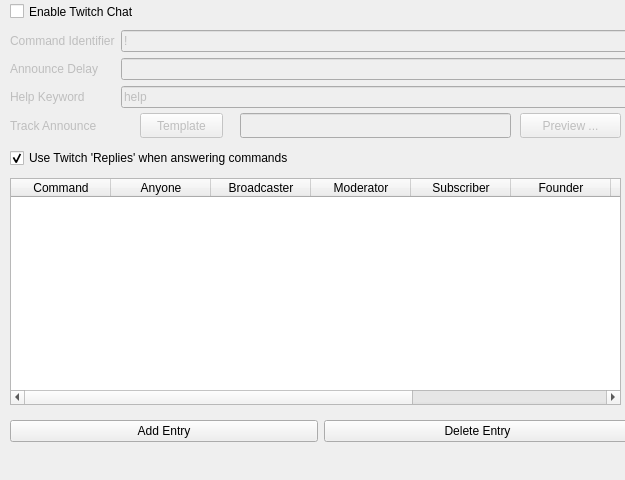
Old version of the form nowplaying/resources/ui/twitchchat.ui in the repository whatsnowplaying/whats-now-playing.
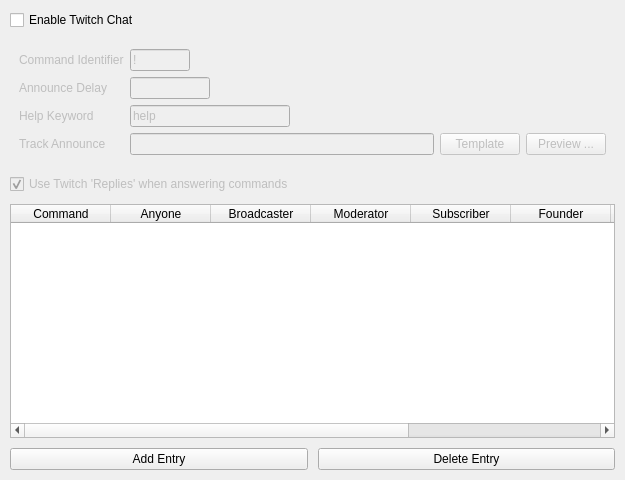
New version of the form.

```diff
--- a/nowplaying/resources/ui/twitchchat.ui
+++ b/nowplaying/resources/ui/twitchchat.ui
@@ -16,18 +16,25 @@
   <property name="displayName" stdset="0">
    <string>Twitch Chat</string>
   </property>
-  <widget class="QWidget" name="formLayoutWidget">
-   <property name="geometry">
-    <rect>
-     <x>10</x>
-     <y>30</y>
-     <width>624</width>
-     <height>101</height>
-    </rect>
+  <layout class="QVBoxLayout" name="main_layout">
+   <property name="margin">
+    <number>10</number>
    </property>
+   <property name="spacing">
+    <number>10</number>
+   </property>
+   <item>
+    <widget class="QCheckBox" name="enable_checkbox">
+     <property name="text">
+      <string>Enable Twitch Chat</string>
+     </property>
+    </widget>
+   </item>
+   <item>
+    <widget class="QWidget" name="formLayoutWidget" native="true">
    <layout class="QFormLayout" name="settings_layout">
     <property name="fieldGrowthPolicy">
-     <enum>QFormLayout::ExpandingFieldsGrow</enum>
+       <enum>QFormLayout::AllNonFixedFieldsGrow</enum>
     </property>
     <item row="0" column="0">
      <widget class="QLabel" name="commandchar_label">
@@ -40,14 +47,16 @@
      </widget>
     </item>
     <item row="0" column="1">
+       <layout class="QHBoxLayout">
+        <item>
      <widget class="QLineEdit" name="commandchar_lineedit">
       <property name="enabled">
        <bool>false</bool>
       </property>
-      <property name="minimumSize">
+          <property name="maximumSize">
        <size>
-        <width>496</width>
-        <height>0</height>
+            <width>60</width>
+            <height>16777215</height>
        </size>
       </property>
       <property name="text">
@@ -58,6 +67,21 @@
       </property>
      </widget>
     </item>
+        <item>
+         <spacer>
+          <property name="orientation">
+           <enum>Qt::Horizontal</enum>
+          </property>
+          <property name="sizeHint" stdset="0">
+           <size>
+            <width>40</width>
+            <height>20</height>
+           </size>
+          </property>
+         </spacer>
+        </item>
+       </layout>
+      </item>
     <item row="1" column="0">
      <widget class="QLabel" name="announce_delay_label">
       <property name="enabled">
@@ -69,17 +93,34 @@
      </widget>
     </item>
     <item row="1" column="1">
+       <layout class="QHBoxLayout">
+        <item>
      <widget class="QLineEdit" name="announce_delay_lineedit">
       <property name="enabled">
        <bool>false</bool>
       </property>
-      <property name="minimumSize">
+          <property name="maximumSize">
        <size>
-        <width>496</width>
-        <height>0</height>
+            <width>80</width>
+            <height>16777215</height>
        </size>
       </property>
      </widget>
+        </item>
+        <item>
+         <spacer>
+          <property name="orientation">
+           <enum>Qt::Horizontal</enum>
+          </property>
+          <property name="sizeHint" stdset="0">
+           <size>
+            <width>40</width>
+            <height>20</height>
+           </size>
+          </property>
+         </spacer>
+        </item>
+       </layout>
     </item>
     <item row="2" column="0">
      <widget class="QLabel" name="helpkeyword_label">
@@ -92,14 +133,16 @@
      </widget>
     </item>
     <item row="2" column="1">
+       <layout class="QHBoxLayout">
+        <item>
      <widget class="QLineEdit" name="helpkeyword_lineedit">
       <property name="enabled">
        <bool>false</bool>
       </property>
-      <property name="minimumSize">
+          <property name="maximumSize">
        <size>
-        <width>496</width>
-        <height>0</height>
+            <width>160</width>
+            <height>16777215</height>
        </size>
       </property>
       <property name="text">
@@ -110,97 +153,80 @@
       </property>
      </widget>
     </item>
-   </layout>
-  </widget>
-  <widget class="QCheckBox" name="enable_checkbox">
-   <property name="geometry">
-    <rect>
-     <x>10</x>
-     <y>0</y>
-     <width>171</width>
-     <height>23</height>
-    </rect>
-   </property>
-   <property name="text">
-    <string>Enable Twitch Chat</string>
-   </property>
-  </widget>
+        <item>
+         <spacer>
+          <property name="orientation">
+           <enum>Qt::Horizontal</enum>
+          </property>
+          <property name="sizeHint" stdset="0">
+           <size>
+            <width>40</width>
+            <height>20</height>
+           </size>
+          </property>
+         </spacer>
+        </item>
+       </layout>
+      </item>
+      <item row="3" column="0">
   <widget class="QLabel" name="announce_label">
    <property name="enabled">
     <bool>false</bool>
    </property>
-   <property name="geometry">
-    <rect>
-     <x>10</x>
-     <y>113</y>
-     <width>103</width>
-     <height>25</height>
-    </rect>
-   </property>
    <property name="text">
     <string>Track Announce</string>
    </property>
   </widget>
+      </item>
+      <item row="3" column="1">
+       <layout class="QHBoxLayout">
+        <item>
   <widget class="QLineEdit" name="announce_lineedit">
    <property name="enabled">
     <bool>false</bool>
    </property>
-   <property name="geometry">
-    <rect>
-     <x>240</x>
-     <y>113</y>
-     <width>271</width>
-     <height>25</height>
-    </rect>
-   </property>
-   <property name="minimumSize">
-    <size>
-     <width>271</width>
-     <height>0</height>
-    </size>
-   </property>
-  </widget>
-  <widget class="QPushButton" name="announce_preview_button">
-   <property name="enabled">
-    <bool>false</bool>
-   </property>
-   <property name="geometry">
-    <rect>
-     <x>520</x>
-     <y>113</y>
-     <width>101</width>
-     <height>25</height>
-    </rect>
-   </property>
-   <property name="text">
-    <string>Preview ...</string>
-   </property>
-  </widget>
+         </widget>
+        </item>
+        <item>
   <widget class="QPushButton" name="announce_button">
    <property name="enabled">
     <bool>false</bool>
    </property>
-   <property name="geometry">
-    <rect>
-     <x>140</x>
-     <y>113</y>
-     <width>83</width>
-     <height>25</height>
-    </rect>
-   </property>
    <property name="text">
     <string>Template</string>
    </property>
   </widget>
+        </item>
+        <item>
+         <widget class="QPushButton" name="announce_preview_button">
+          <property name="enabled">
+           <bool>false</bool>
+          </property>
+          <property name="text">
+           <string>Preview ...</string>
+          </property>
+         </widget>
+        </item>
+       </layout>
+      </item>
+     </layout>
+    </widget>
+   </item>
+   <item>
+    <widget class="QCheckBox" name="replies_checkbox">
+     <property name="enabled">
+      <bool>false</bool>
+     </property>
+     <property name="text">
+      <string>Use Twitch 'Replies' when answering commands</string>
+     </property>
+     <property name="checked">
+      <bool>true</bool>
+     </property>
+    </widget>
+   </item>
+   <item>
   <widget class="QTableWidget" name="command_perm_table">
-   <property name="geometry">
-    <rect>
-     <x>10</x>
-     <y>178</y>
-     <width>611</width>
-     <height>227</height>
-    </rect>
-   </property>
    <property name="alternatingRowColors">
     <bool>true</bool>
    </property>
@@ -253,15 +279,8 @@
     </property>
    </column>
   </widget>
-  <widget class="QWidget" name="horizontalLayoutWidget">
-   <property name="geometry">
-    <rect>
-     <x>10</x>
-     <y>415</y>
-     <width>621</width>
-     <height>32</height>
-    </rect>
-   </property>
+   </item>
+   <item>
    <layout class="QHBoxLayout" name="commandbuttons_layout">
     <item>
      <widget class="QPushButton" name="add_button">
@@ -278,23 +297,8 @@
      </widget>
     </item>
    </layout>
-  </widget>
-  <widget class="QCheckBox" name="replies_checkbox">
-   <property name="geometry">
-    <rect>
-     <x>10</x>
-     <y>148</y>
-     <width>321</width>
-     <height>20</height>
-    </rect>
-   </property>
-   <property name="text">
-    <string>Use Twitch 'Replies' when answering commands</string>
-   </property>
-   <property name="checked">
-    <bool>true</bool>
-   </property>
-  </widget>
+   </item>
+  </layout>
  </widget>
  <resources/>
  <connections>
```
Left out of the diff: 100 changed lines with no effect on the pictures. Lines whose indentation alone changed are shown as unchanged.
